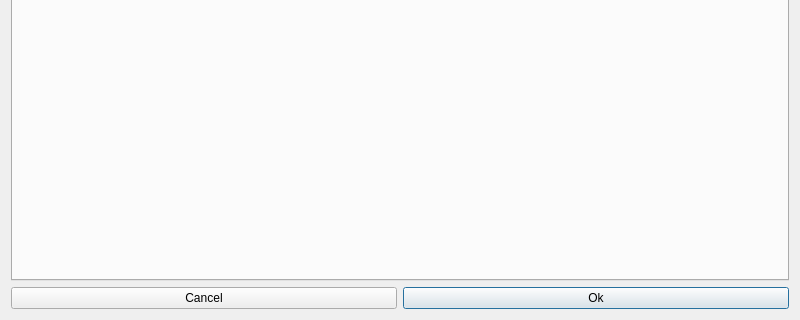
Qt form optiondialog.ui (robotic-framework/gsc) before a commit; both pictures show x 0 to 800 and y 280 to 600 of the 800 by 600 pixel window.
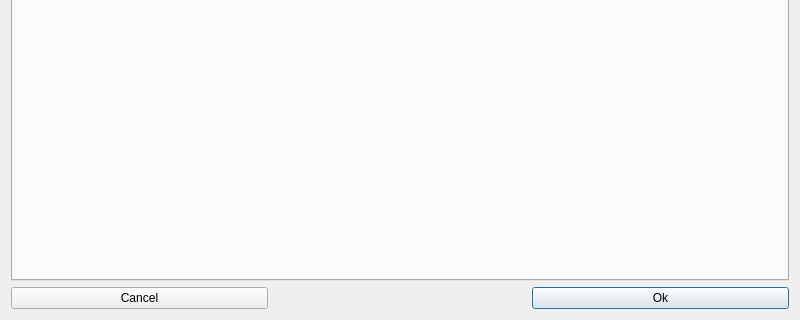
The same form after that commit.

What changed in the file:
```diff
--- a/optiondialog.ui
+++ b/optiondialog.ui
@@ -279,7 +279,7 @@
     </widget>
    </item>
    <item>
-    <layout class="QHBoxLayout" name="horizontalLayout" stretch="1,1">
+    <layout class="QHBoxLayout" name="horizontalLayout" stretch="1,1,1">
      <property name="sizeConstraint">
       <enum>QLayout::SetDefaultConstraint</enum>
      </property>
@@ -290,6 +290,19 @@
        </property>
       </widget>
      </item>
+     <item>
+      <spacer name="horizontalSpacer">
+       <property name="orientation">
+        <enum>Qt::Horizontal</enum>
+       </property>
+       <property name="sizeHint" stdset="0">
+        <size>
+         <width>40</width>
+         <height>20</height>
+        </size>
+       </property>
+      </spacer>
+     </item>
      <item>
       <widget class="QPushButton" name="btnConfirm">
        <property name="text">
```
